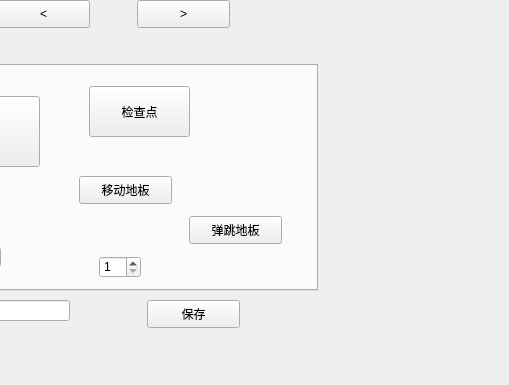
First picture: the form in editortab.ui, repository Q-Wednesday/TrineOfRhodesIsland, before the edit; both pictures show x 313 to 822 and y 0 to 385 of the 822 by 385 pixel window.
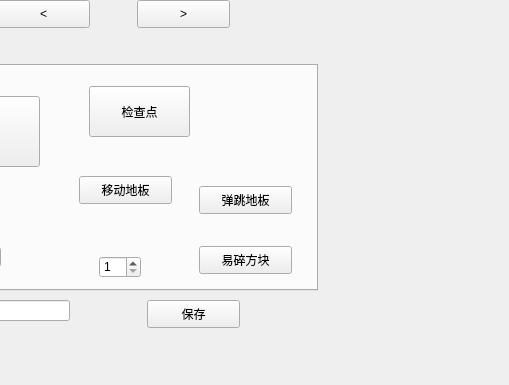
Second picture: the form after the edit.

The edit to the form file:
```diff
--- a/editortab.ui
+++ b/editortab.ui
@@ -145,8 +145,8 @@
     <widget class="QPushButton" name="springLandButton">
      <property name="geometry">
       <rect>
-       <x>450</x>
-       <y>150</y>
+       <x>460</x>
+       <y>120</y>
        <width>93</width>
        <height>28</height>
       </rect>
@@ -155,6 +155,19 @@
       <string>弹跳地板</string>
      </property>
     </widget>
+    <widget class="QPushButton" name="fragileButton">
+     <property name="geometry">
+      <rect>
+       <x>460</x>
+       <y>180</y>
+       <width>93</width>
+       <height>28</height>
+      </rect>
+     </property>
+     <property name="text">
+      <string>易碎方块</string>
+     </property>
+    </widget>
    </widget>
    <widget class="QWidget" name="tab_2">
     <attribute name="title">
```
